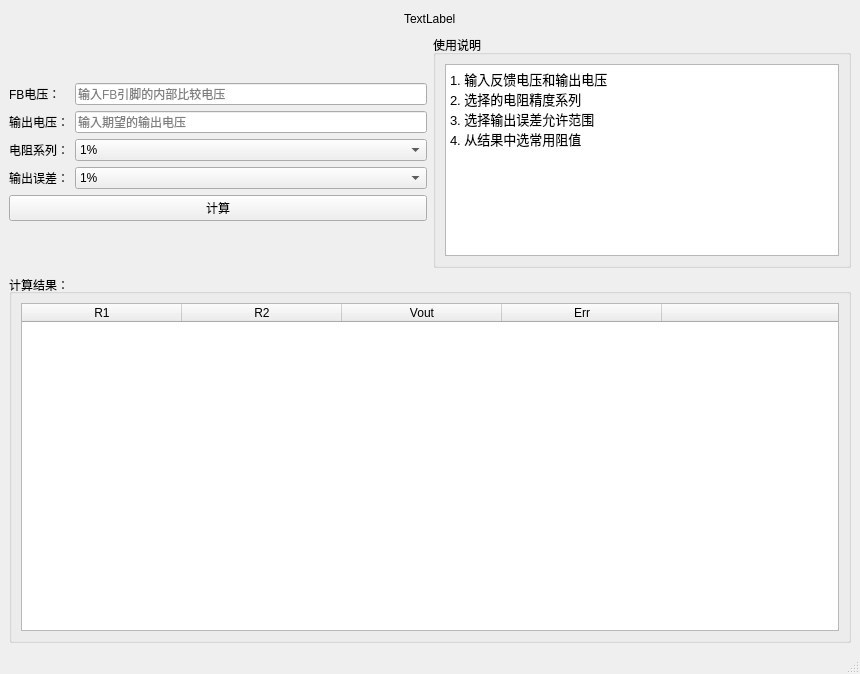
This is src/mainwindow.ui in microcai/JLC_R_util as Qt 5 draws it before an edit. The edited form follows.
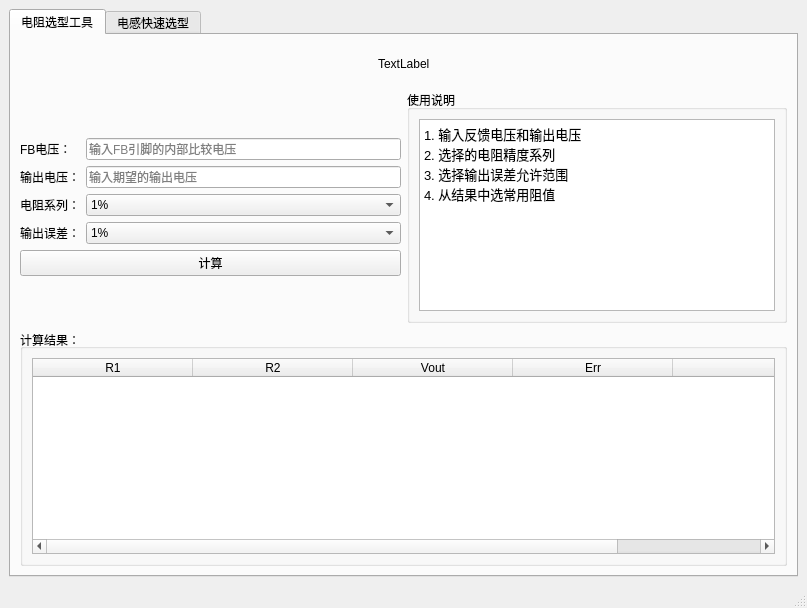
This is the edited form.

Diff of the .ui file:
```diff
--- a/src/mainwindow.ui
+++ b/src/mainwindow.ui
@@ -6,15 +6,25 @@
    <rect>
     <x>0</x>
     <y>0</y>
-    <width>860</width>
-    <height>674</height>
+    <width>807</width>
+    <height>608</height>
    </rect>
   </property>
   <property name="windowTitle">
    <string>分压电阻快速选型器</string>
   </property>
   <widget class="QWidget" name="centralwidget">
-   <layout class="QVBoxLayout" name="verticalLayout_4" stretch="0,0,1">
+   <layout class="QHBoxLayout" name="horizontalLayout_4" stretch="0">
+    <item>
+     <widget class="QTabWidget" name="tabWidget">
+      <property name="currentIndex">
+       <number>0</number>
+      </property>
+      <widget class="QWidget" name="tab">
+       <attribute name="title">
+        <string>电阻选型工具</string>
+       </attribute>
+       <layout class="QVBoxLayout" name="verticalLayout_5" stretch="1,0,6">
     <item>
      <layout class="QHBoxLayout" name="horizontalLayout_3">
       <item>
@@ -262,6 +272,15 @@
     </item>
    </layout>
   </widget>
+      <widget class="QWidget" name="tab_2">
+       <attribute name="title">
+        <string>电感快速选型</string>
+       </attribute>
+      </widget>
+     </widget>
+    </item>
+   </layout>
+  </widget>
   <widget class="QMenuBar" name="menubar">
    <property name="geometry">
     <rect>
```
Left out of the diff: 4 changed lines with no effect on the pictures. Lines whose indentation alone changed are shown as unchanged.
